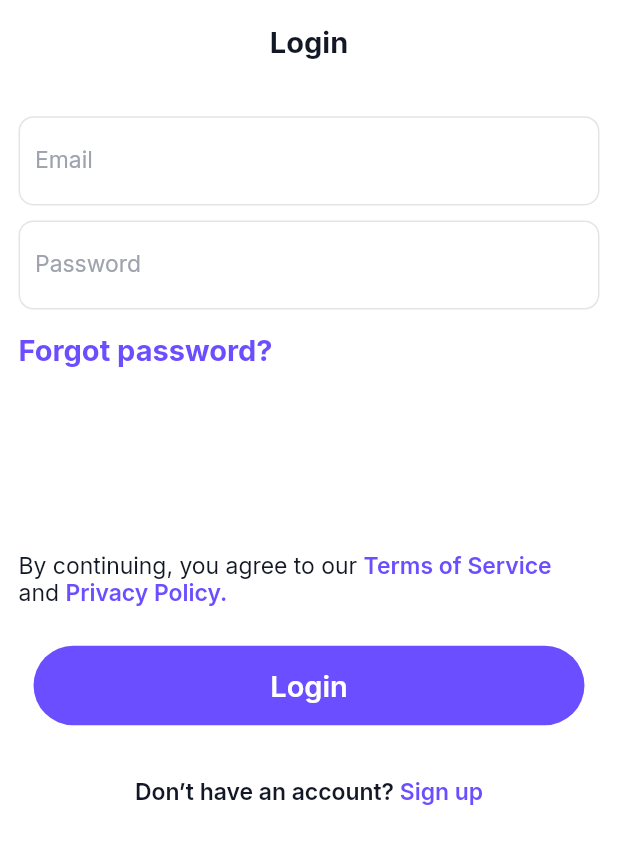
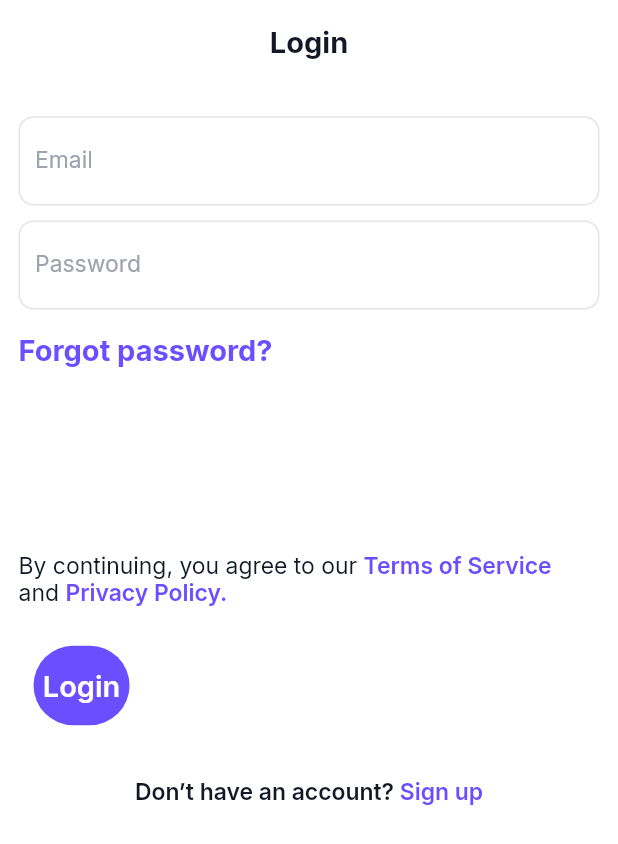
Before and after one commit to mimib00/o_mejor_oferta, a Flutter app: the screen it shows after launch, on a phone screen of 412 x 824 dp. Shown: the top 844 px of the screen. Run offline on Flutter 3.47's test engine with Material 2 defaults, Android fonts, the phone set to English and light mode, and no system bars; our stand-ins replace cached_network_image, carousel_slider, dio, firebase_core, firebase_storage, flutter_rating_bar and 13 more; missing offline and left inert: latlng, map; accounts and stored records are empty; statements that could not run were skipped.

Commit message:
fixed button size issue

```diff
--- a/lib/meta/widgets/main_button.dart
+++ b/lib/meta/widgets/main_button.dart
@@ -13,14 +13,9 @@ class MainButton extends StatelessWidget {
   Widget build(BuildContext context) {
     return Padding(
       padding: const EdgeInsets.symmetric(vertical: 10, horizontal: 10),
-      child: Column(
-        crossAxisAlignment: CrossAxisAlignment.stretch,
-        children: [
-          ElevatedButton(
-            onPressed: onTap,
-            child: Text(text),
-          ),
-        ],
+      child: ElevatedButton(
+        onPressed: onTap,
+        child: Text(text),
       ),
     );
   }
--- a/lib/views/post/post.dart
+++ b/lib/views/post/post.dart
@@ -291,6 +291,7 @@ class PostScreen extends GetView<PostController> {
                   ),
                 ],
               ),
+              const SizedBox(height: 15)
             ],
           ),
         );
```
